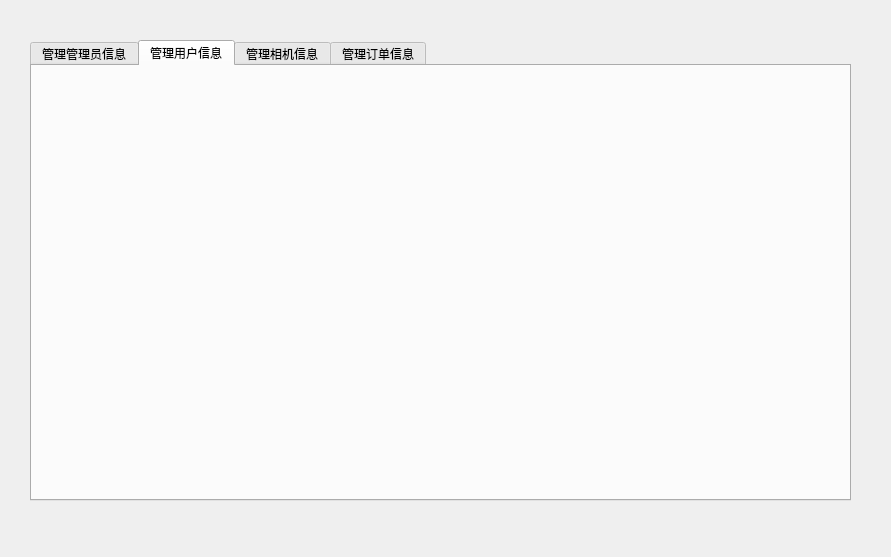
The window that admin_show.ui (Anthony52233/Qt_mysql_sys) describes before a commit, drawn with Qt 5.
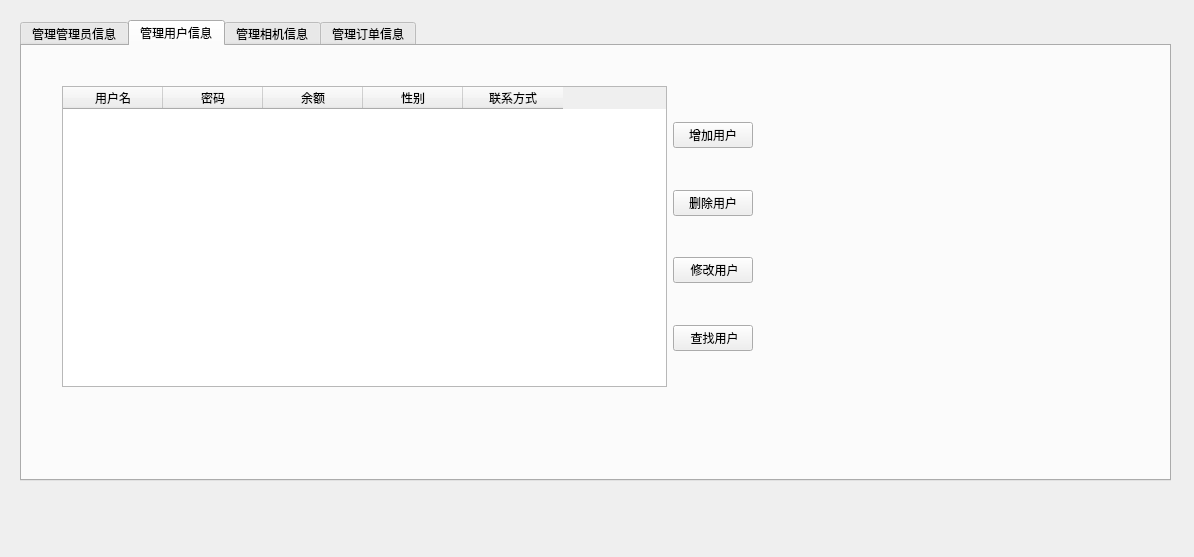
The same window after the commit. The open tabs and pages were chosen to show the change.

The edit to the form file:
```diff
--- a/admin_show.ui
+++ b/admin_show.ui
@@ -6,7 +6,7 @@
    <rect>
     <x>0</x>
     <y>0</y>
-    <width>891</width>
+    <width>1194</width>
     <height>557</height>
    </rect>
   </property>
@@ -16,9 +16,9 @@
   <widget class="QTabWidget" name="tabWidget">
    <property name="geometry">
     <rect>
-     <x>30</x>
-     <y>40</y>
-     <width>821</width>
+     <x>20</x>
+     <y>20</y>
+     <width>1151</width>
      <height>461</height>
     </rect>
    </property>
@@ -93,6 +93,144 @@
     <attribute name="title">
      <string>管理用户信息</string>
     </attribute>
+    <widget class="QWidget" name="gridLayoutWidget">
+     <property name="geometry">
+      <rect>
+       <x>40</x>
+       <y>40</y>
+       <width>691</width>
+       <height>301</height>
+      </rect>
+     </property>
+     <layout class="QGridLayout" name="gridLayout">
+      <item row="0" column="0">
+       <widget class="QTableWidget" name="tableWidget_custom">
+        <column>
+         <property name="text">
+          <string>用户名</string>
+         </property>
+        </column>
+        <column>
+         <property name="text">
+          <string>密码</string>
+         </property>
+        </column>
+        <column>
+         <property name="text">
+          <string>余额</string>
+         </property>
+        </column>
+        <column>
+         <property name="text">
+          <string>性别</string>
+         </property>
+        </column>
+        <column>
+         <property name="text">
+          <string>联系方式</string>
+         </property>
+        </column>
+       </widget>
+      </item>
+      <item row="0" column="1">
+       <layout class="QVBoxLayout" name="verticalLayout">
+        <item>
+         <spacer name="verticalSpacer">
+          <property name="orientation">
+           <enum>Qt::Vertical</enum>
+          </property>
+          <property name="sizeHint" stdset="0">
+           <size>
+            <width>20</width>
+            <height>40</height>
+           </size>
+          </property>
+         </spacer>
+        </item>
+        <item>
+         <widget class="QPushButton" name="pushButton_add_custom">
+          <property name="text">
+           <string>增加用户</string>
+          </property>
+         </widget>
+        </item>
+        <item>
+         <spacer name="verticalSpacer_3">
+          <property name="orientation">
+           <enum>Qt::Vertical</enum>
+          </property>
+          <property name="sizeHint" stdset="0">
+           <size>
+            <width>20</width>
+            <height>40</height>
+           </size>
+          </property>
+         </spacer>
+        </item>
+        <item>
+         <widget class="QPushButton" name="pushButton_delete_custom">
+          <property name="text">
+           <string>删除用户</string>
+          </property>
+         </widget>
+        </item>
+        <item>
+         <spacer name="verticalSpacer_4">
+          <property name="orientation">
+           <enum>Qt::Vertical</enum>
+          </property>
+          <property name="sizeHint" stdset="0">
+           <size>
+            <width>20</width>
+            <height>40</height>
+           </size>
+          </property>
+         </spacer>
+        </item>
+        <item>
+         <widget class="QPushButton" name="pushButton_alter_custom">
+          <property name="text">
+           <string> 修改用户</string>
+          </property>
+         </widget>
+        </item>
+        <item>
+         <spacer name="verticalSpacer_5">
+          <property name="orientation">
+           <enum>Qt::Vertical</enum>
+          </property>
+          <property name="sizeHint" stdset="0">
+           <size>
+            <width>20</width>
+            <height>40</height>
+           </size>
+          </property>
+         </spacer>
+        </item>
+        <item>
+         <widget class="QPushButton" name="pushButton_find_custom">
+          <property name="text">
+           <string> 查找用户</string>
+          </property>
+         </widget>
+        </item>
+        <item>
+         <spacer name="verticalSpacer_2">
+          <property name="orientation">
+           <enum>Qt::Vertical</enum>
+          </property>
+          <property name="sizeHint" stdset="0">
+           <size>
+            <width>20</width>
+            <height>40</height>
+           </size>
+          </property>
+         </spacer>
+        </item>
+       </layout>
+      </item>
+     </layout>
+    </widget>
    </widget>
    <widget class="QWidget" name="tab_cameras">
     <attribute name="title">
```
Left out of the diff: 141 changed lines with no effect on the pictures.
